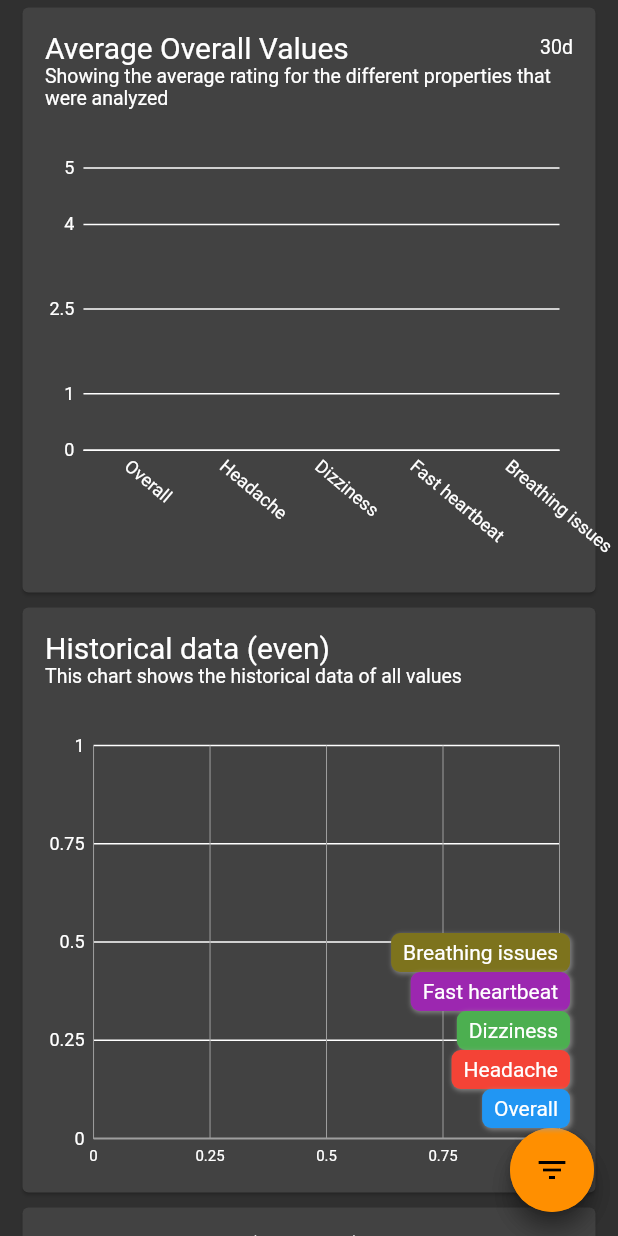
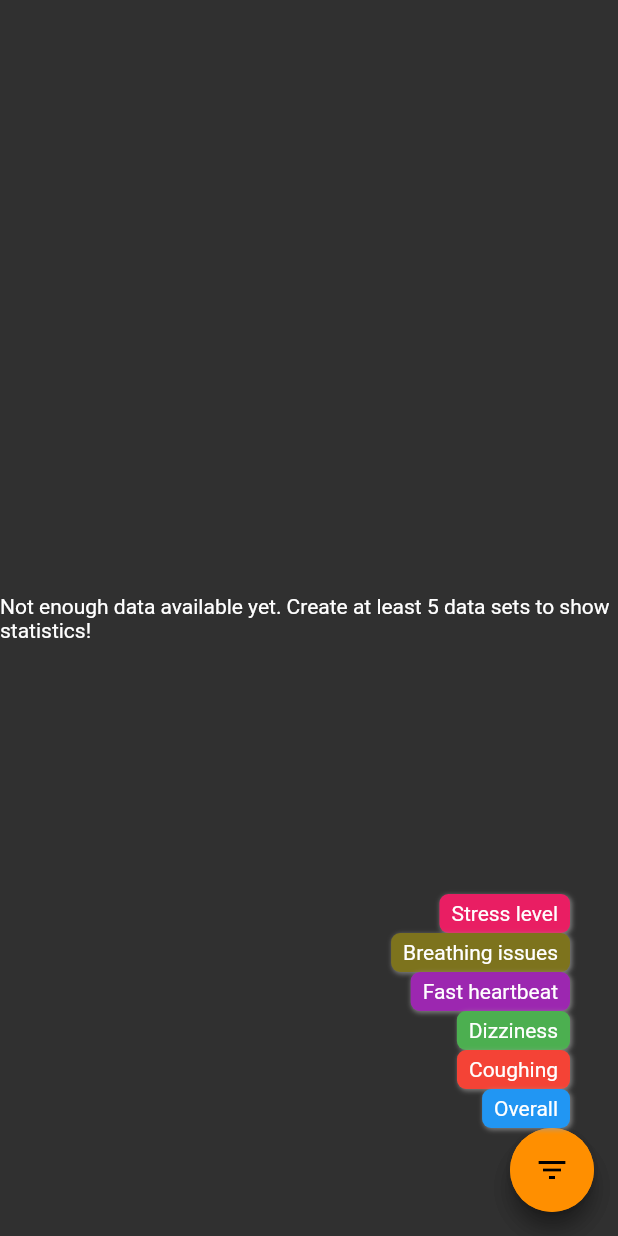
Before and after one commit to SilverJan/feel, a Flutter app: the Statistics screen opened directly, after a tap on the "filter list" icon, on a phone screen of 412 x 824 dp. Run offline on Flutter 3.47's test engine with Material 2 defaults, Android fonts, the light colour scheme and no system bars; drawn by our look-alikes of flutter_speed_dial; our stand-ins replace charts_flutter; statements that could not run were skipped.

Commit message:
Change properties, add correlation statistics

```diff
--- a/lib/common/Common.dart
+++ b/lib/common/Common.dart
@@ -1,5 +1,6 @@
 import 'package:charts_flutter/flutter.dart';
 import 'package:flutter/material.dart';
+import 'package:intl/intl.dart';
 
 SeriesLegend getLegend(BuildContext context) {
   double width = MediaQuery.of(context).size.width;
@@ -23,3 +24,7 @@ SeriesLegend getLegend(BuildContext context) {
       desiredMaxColumns: maxColumns,
       outsideJustification: outsideJustification);
 }
+
+String formatDateTime(DateTime dateTime) {
+  return DateFormat.yMd().add_Hm().add_EEEE().format(dateTime);
+}
--- a/lib/common/FileAccess.dart
+++ b/lib/common/FileAccess.dart
@@ -31,7 +31,8 @@ class FileAccess {
       return dataSetItemList;
     } catch (e) {
       // If encountering an error, return empty array
-      print("An error occured! " + e.toString());
+      print("An error occured while reading data sets from json file! " +
+          e.toString());
       return [];
     }
   }
--- a/lib/models/DataSetItem.dart
+++ b/lib/models/DataSetItem.dart
@@ -5,15 +5,15 @@ class DataSetItem extends Comparable {
   final String id;
   DateTime time;
   double overall;
-  // double happiness;
-  double headache;
+  double coughing;
   double dizziness;
   double heartbeat;
   double breathingIssues;
+  double stress;
   List<String> activities;
 
-  DataSetItem(this.time, this.overall, this.headache, this.dizziness,
-      this.heartbeat, this.breathingIssues, this.activities)
+  DataSetItem(this.time, this.overall, this.coughing, this.dizziness,
+      this.heartbeat, this.breathingIssues, this.stress, this.activities)
       : id = Uuid().v1();
 
   @override
@@ -29,12 +29,13 @@ class DataSetItem extends Comparable {
 
   DataSetItem.fromJson(Map<String, dynamic> json)
       : id = json['id'],
-        time = DateTime.parse(json['time']),
-        overall = double.parse(json['overall'].toString()),
-        headache = double.parse(json['headache'].toString()),
-        dizziness = double.parse(json['dizziness'].toString()),
-        heartbeat = double.parse(json['heartbeat'].toString()),
-        breathingIssues = double.parse(json['breathingIssues'].toString()) {
+        time = DateTime.tryParse(json['time']),
+        overall = double.tryParse(json['overall'].toString()),
+        coughing = double.tryParse(json['coughing'].toString()),
+        dizziness = double.tryParse(json['dizziness'].toString()),
+        heartbeat = double.tryParse(json['heartbeat'].toString()),
+        breathingIssues = double.tryParse(json['breathingIssues'].toString()),
+        stress = double.tryParse(json['stress'].toString()) {
     activities = List<String>.from(json['activities']);
     // activities = List.castFrom<dynamic, String>(json['activities']);
   }
@@ -43,12 +44,20 @@ class DataSetItem extends Comparable {
         'id': id,
         'time': time.toIso8601String(),
         'overall': overall,
-        'headache': headache,
+        'coughing': coughing,
         'dizziness': dizziness,
         'heartbeat': heartbeat,
         'breathingIssues': breathingIssues,
+        'stress': stress,
         'activities': activities
       };
+
+  @override
+  String toString() {
+    return """Overall: $overall
+Coughing: $coughing | Dizziness: $dizziness | Heartbeat: $heartbeat | Breathing issues: $breathingIssues | Stress: $stress
+Activities: $activities""";
+  }
 }
 
 class DataSetItemProperties {
@@ -60,13 +69,15 @@ class DataSetItemProperties {
       DataSetItemProperty(
           "overall", "Overall", MaterialPalette.blue.shadeDefault),
       DataSetItemProperty(
-          "headache", "Headache", MaterialPalette.red.shadeDefault),
+          "coughing", "Coughing", MaterialPalette.red.shadeDefault),
       DataSetItemProperty(
           "dizziness", "Dizziness", MaterialPalette.green.shadeDefault),
       DataSetItemProperty(
           "heartbeat", "Fast heartbeat", MaterialPalette.purple.shadeDefault),
       DataSetItemProperty("breathingIssues", "Breathing issues",
           MaterialPalette.yellow.shadeDefault.darker.darker),
+      DataSetItemProperty(
+          "stress", "Stress level", MaterialPalette.pink.shadeDefault),
     ];
   }
 
--- a/lib/screens/RawDataTable.dart
+++ b/lib/screens/RawDataTable.dart
@@ -1,3 +1,4 @@
+import 'package:feel/common/Common.dart';
 import 'package:feel/models/DataSetItem.dart';
 import 'package:feel/models/DataSetModel.dart';
 import 'package:flutter/material.dart';
@@ -71,9 +72,9 @@ class _RawDataTableState extends State<RawDataTable> {
           for (DataSetItem dataSet in _dataSets.dataSets)
             DataRow(
               cells: <DataCell>[
-                DataCell(Text(DateFormat.yMd().add_Hm().format(dataSet.time))),
+                DataCell(Text(formatDateTime(dataSet.time))),
                 DataCell(Text(dataSet.overall.toString())),
-                DataCell(Text(dataSet.headache.toString())),
+                DataCell(Text(dataSet.coughing.toString())),
                 DataCell(Text(dataSet.dizziness.toString())),
                 DataCell(Text(dataSet.heartbeat.toString())),
                 DataCell(Text(dataSet.breathingIssues.toString())),
--- a/lib/screens/Statistics.dart
+++ b/lib/screens/Statistics.dart
@@ -1,4 +1,6 @@
 import 'package:feel/models/DataSetItem.dart';
+import 'package:feel/models/DataSetModel.dart';
+import 'package:feel/screens/charts/ActivityCorrelationChart.dart';
 import 'package:feel/screens/charts/AverageChart.dart';
 import 'package:feel/screens/charts/EvenLineChart.dart';
 import 'package:feel/screens/charts/HistoricalLineChart.dart';
@@ -83,39 +85,50 @@ class _RawStatisticsState extends State<Statistics> {
   @override
   Widget build(BuildContext context) {
     dataSetItemProperties = Provider.of<DataSetItemProperties>(context);
+    final _dataSets = Provider.of<DataSetModel>(context);
 
     return Scaffold(
         floatingActionButton: buildSpeedDial(),
-        body: Column(children: [
+        body: _dataSets.dataSets.length > 4
+            ? Column(children: [
                 Expanded(
                     child: ListView(children: [
                   StatisticsCard(
-              title: "Average Overall Values",
+                    title: "Average Health Values",
                     chart: AverageChart(),
-              rightInfo: "30d",
+                    // rightInfo: "30d",
                     subTitle:
                         "Showing the average rating for the different properties that were analyzed",
                   ),
                   StatisticsCard(
-              title: "Historical data (even)",
-              chart: EvenLineChart(),
-              // rightInfo: "30d",
-              subTitle: "This chart shows the historical data of all values",
+                    title: "Correlation Activity <-> Overall Health",
+                    chart: ActivityCorrelationChart(),
+                    subTitle:
+                        "Here you can see which activity had which impact on your overall health",
+                    height: 330,
                   ),
                   StatisticsCard(
-              title: "Historical data (uneven)",
-              chart: HistoricalLineChart(),
-              // rightInfo: "30d",
-              subTitle: "This chart shows the historical data of all values",
+                    title: "Historical Data (even)",
+                    chart: EvenLineChart(),
+                    subTitle:
+                        "This chart shows the historical data of all values",
                   ),
                   StatisticsCard(
-              title: "Average Overall Values",
+                    title: "Historical Data (time-based)",
+                    chart: HistoricalLineChart(),
+                    subTitle:
+                        "This chart shows the historical data of all values",
+                  ),
+                  StatisticsCard(
+                    title: "Today's Data",
                     chart: TodayLineChart(),
-              // rightInfo: "30d",
                     subTitle: "This chart shows today's data",
                   )
                 ]))
-        ]));
+              ])
+            : Center(
+                child: Text(
+                    "Not enough data available yet. Create at least 5 data sets to show statistics!")));
   }
 }
 
@@ -125,20 +138,22 @@ class StatisticsCard extends StatelessWidget {
       @required this.chart,
       @required this.title,
       this.subTitle,
-      this.rightInfo = ""})
+      this.rightInfo = "",
+      this.height = 400})
       : super(key: key);
 
   final Widget chart;
   final String title;
   final String subTitle; //TODO: Make subtitle child dynamic if empty or not
   final String rightInfo;
+  final double height;
 
   static const EdgeInsets marginLinux = EdgeInsets.all(10);
 
   @override
   Widget build(BuildContext context) {
     return SizedBox(
-        height: 400,
+        height: height,
         child: Card(
             // color: Colors.white,
             margin: EdgeInsets.symmetric(horizontal: 15, vertical: 5),
--- a/lib/screens/charts/AverageChart.dart
+++ b/lib/screens/charts/AverageChart.dart
@@ -114,7 +114,11 @@ class AverageValue {
     this.color = color;
     double value = 0;
     dataSets.forEach((DataSetItem dataSet) {
-      value += dataSet.toJson()[property.name];
+      try {
+        value += dataSet.toJson()[property.name];
+      } catch (e) {
+        value += 0;
+      }
     });
     this.value = value / dataSets.length;
   }
```
Also changed, not shown: lib/screens/AddDataSetWidget.dart (+33 -9 lines), lib/screens/AppBarWidget.dart (+5 -5 lines), lib/screens/DataView.dart (+64 -8 lines), lib/screens/charts/ActivityCorrelationChart.dart (added, +105 -0 lines). Lines whose indentation alone changed are shown as unchanged.
